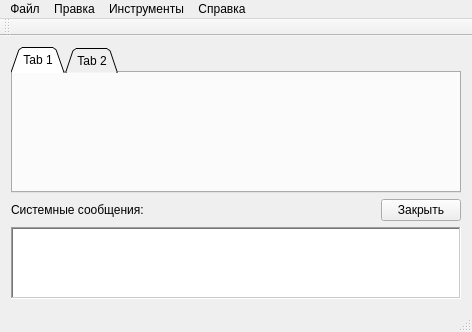
Above: mainwindow.ui from atikbif/relkonIDE before the change. Below: the same form after it.
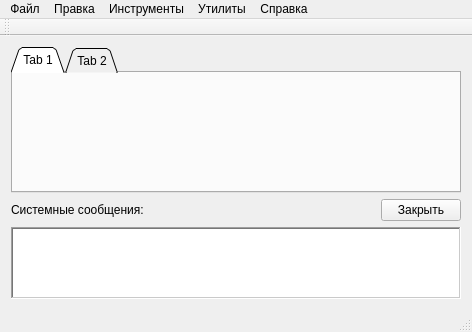
That is the form after the change. Icons and pictures are not drawn.

Commit message: Завершён Reloader. Добавлен в утилиты для RIDE

Patch:
```diff
--- a/mainwindow.ui
+++ b/mainwindow.ui
@@ -163,6 +163,11 @@
      <string>Инструменты</string>
     </property>
    </widget>
+   <widget class="QMenu" name="menuUtil">
+    <property name="title">
+     <string>Утилиты</string>
+    </property>
+   </widget>
    <widget class="QMenu" name="menuHelp">
     <property name="title">
      <string>Справка</string>
@@ -171,6 +176,7 @@
    <addaction name="menuFile"/>
    <addaction name="menuEdit"/>
    <addaction name="menuCmd"/>
+   <addaction name="menuUtil"/>
    <addaction name="menuHelp"/>
   </widget>
   <widget class="QToolBar" name="mainToolBar">
```
The commit also changes 16 other files.
